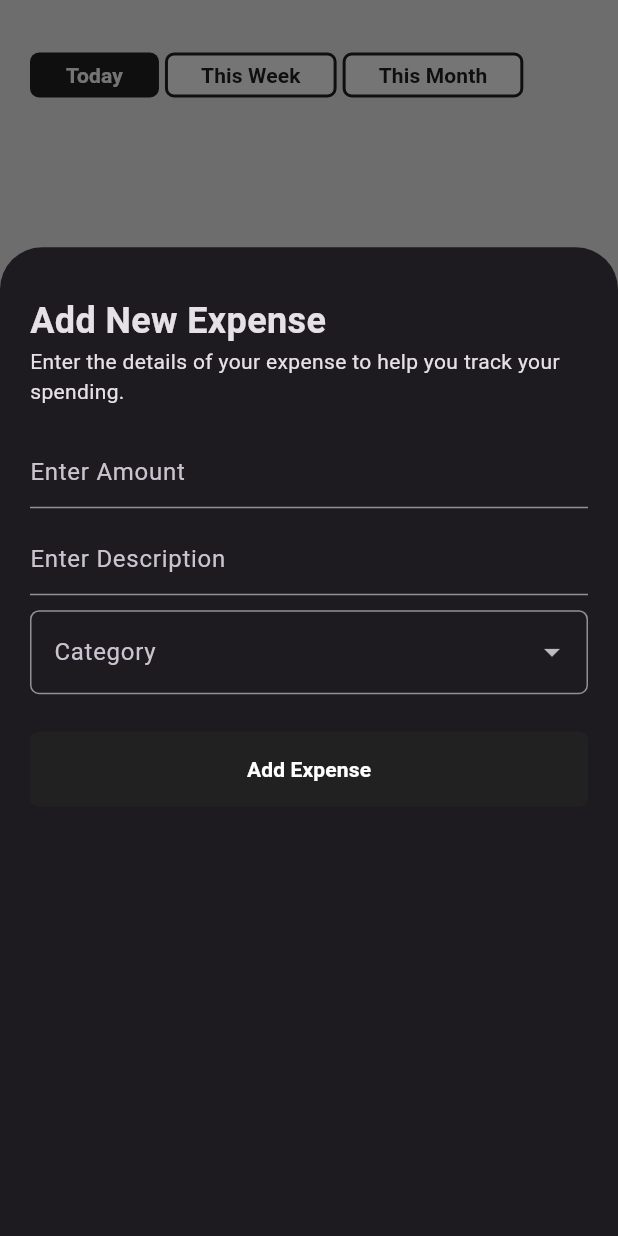
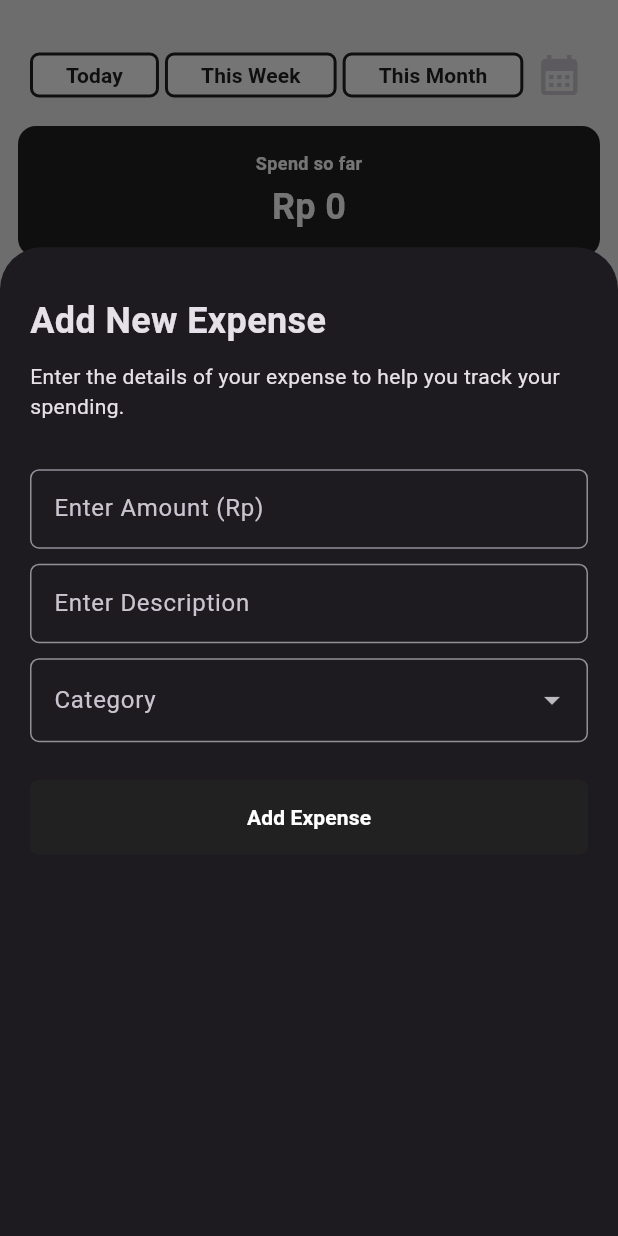
Before and after one commit to nanpatur/expense_tracker, a Flutter app: the ExpenseScreen screen opened directly, after a tap on the "add" icon, on a phone screen of 412 x 824 dp. Run offline on Flutter 3.47's test engine with Material 3 defaults, Android fonts, the phone set to English and light mode, and no system bars; our stand-ins replace dio, flutter_secure_storage, google_fonts, rxdart, sqflite; missing offline and left inert: date_time_format; accounts and stored records are empty.

Commit message:
refactor: Remove unused code and update expense form validation

```diff
--- a/lib/blocs/expense_bloc.dart
+++ b/lib/blocs/expense_bloc.dart
@@ -8,19 +8,20 @@ class ExpenseBloc {
   final PublishSubject<List<ExpenseModel>> _expenseFetcher = PublishSubject<List<ExpenseModel>>();
 
   Stream<List<ExpenseModel>> get allExpenses => _expenseFetcher.stream;
+  Stream<int> get totalSumExpenses => _expenseFetcher.stream.map((event) => event.fold(0, (prev, element) => prev + (element.amount ?? 0)));
 
   ExpenseBloc(){
     getAllExpenses();
   }
 
   getAllExpenses() async {
-    List<ExpenseModel> todo = await repository.getAllExpenses();
-    _expenseFetcher.sink.add(todo);
+    List<ExpenseModel> expense = await repository.getAllExpenses();
+    _expenseFetcher.sink.add(expense);
   }
 
-  addExpense(ExpenseModel todo) async {
+  addExpense(ExpenseModel expense) async {
     try {
-      await repository.insertExpense(todo);
+      await repository.insertExpense(expense);
       getAllExpenses();
 
     } catch (e) {
@@ -28,8 +29,8 @@ class ExpenseBloc {
     }
   }
 
-  updateExpense(ExpenseModel todo) async {
-    repository.updateExpense(todo);
+  updateExpense(ExpenseModel expense) async {
+    repository.updateExpense(expense);
     getAllExpenses();
   }
 
@@ -38,6 +39,7 @@ class ExpenseBloc {
     getAllExpenses();
   }
 
+
 }
 
 final expenseBloc = ExpenseBloc();
--- a/lib/database/database_controler.dart
+++ b/lib/database/database_controler.dart
@@ -10,16 +10,17 @@ class DatabaseController{
     return result;
   }
 
+// add optional filter by date range
   Future<List<ExpenseModel>> getAllExpenses({List<String>? columns}) async {
     final db = await dbClient.db;
     var result = await db.query("expenseTable",columns: columns);
-    List<ExpenseModel> todos = result.isNotEmpty ? result.map((item) => ExpenseModel.fromJSON(item)).toList() : [];
-    return todos;
+    List<ExpenseModel> expenses = result.isNotEmpty ? result.map((item) => ExpenseModel.fromJSON(item)).toList() : [];
+    return expenses;
   }
 
-  Future<int> updateExpense(ExpenseModel todo) async {
+  Future<int> updateExpense(ExpenseModel expense) async {
     final db = await dbClient.db;
-    var result = await db.update("expenseTable", todo.toJSON(),where: "id = ?", whereArgs: [todo.id]);
+    var result = await db.update("expenseTable", expense.toJSON(),where: "id = ?", whereArgs: [expense.id]);
     return result;
   }
 
--- a/lib/resources/repository.dart
+++ b/lib/resources/repository.dart
@@ -1,7 +1,5 @@
 import 'package:expense_tracker/database/database_controler.dart';
 import 'package:expense_tracker/models/expense_model.dart';
-import 'package:expense_tracker/models/login_model.dart';
-import 'package:expense_tracker/services/auth_service.dart';
 import 'package:flutter_secure_storage/flutter_secure_storage.dart';
 
 class Repository{
@@ -15,8 +13,4 @@ class Repository{
   Future updateExpense(ExpenseModel todo) => dbController.updateExpense(todo);
 
   Future deleteExpense(int index) => dbController.deleteExpense(index);
-
-  bool isLoggedIn() => storage.read(key: 'token') != null;
-
-  Future login(LoginModel data) => authService.login(data);
 }
--- a/lib/screens/expense_screen.dart
+++ b/lib/screens/expense_screen.dart
@@ -6,8 +6,15 @@ import 'package:flutter/material.dart';
 import 'package:date_time_format/date_time_format.dart';
 import 'package:intl/intl.dart';
 
-class ExpenseScreen extends StatelessWidget {
+class ExpenseScreen extends StatefulWidget {
   const ExpenseScreen({super.key});
+
+  @override
+  State<ExpenseScreen> createState() => _ExpenseScreenState();
+}
+
+class _ExpenseScreenState extends State<ExpenseScreen> {
+  String? _activeFilter = '';
 
   Icon _generateCategoryIcon(String category) {
     switch (category) {
@@ -31,12 +38,12 @@ class ExpenseScreen extends StatelessWidget {
   }
 
   String _formatDate(String date) {
-    // return time in format: 12:00 PM
     return DateTimeFormat.format(DateTime.parse(date), format: 'H:i A');
   }
 
   String _formatAmount(int amount) {
-    return NumberFormat.simpleCurrency(locale: 'id_ID', decimalDigits: 0)
+    return NumberFormat.simpleCurrency(
+            locale: 'id_ID', decimalDigits: 0, name: 'Rp ')
         .format(amount);
   }
 
@@ -55,24 +62,84 @@ class ExpenseScreen extends StatelessWidget {
                 Center(
                     child: ETButton(
                         text: 'Today',
-                        onPressed: () {},
-                        variant: ETButtonVariant.primary,
+                        onPressed: () {
+                          setState(() {
+                            _activeFilter = 'today';
+                          });
+                        },
+                        variant: _activeFilter == 'today'
+                            ? ETButtonVariant.primary
+                            : ETButtonVariant.secondary,
                         size: ETButtonSize.fit)),
                 const SizedBox(width: 4),
                 Center(
                     child: ETButton(
                         text: 'This Week',
-                        onPressed: () {},
-                        variant: ETButtonVariant.secondary,
+                        onPressed: () {
+                          setState(() {
+                            _activeFilter = 'week';
+                          });
+                        },
+                        variant: _activeFilter == 'week'
+                            ? ETButtonVariant.primary
+                            : ETButtonVariant.secondary,
                         size: ETButtonSize.fit)),
                 const SizedBox(width: 4),
                 Center(
                     child: ETButton(
                         text: 'This Month',
-                        onPressed: () {},
-                        variant: ETButtonVariant.secondary,
+                        onPressed: () {
+                          setState(() {
+                            _activeFilter = 'month';
+                          });
+                        },
+                        variant: _activeFilter == 'month'
+                            ? ETButtonVariant.primary
+                            : ETButtonVariant.secondary,
                         size: ETButtonSize.fit)),
+                IconButton(
+                    onPressed: () {},
+                    icon: const Icon(Icons.calendar_month, size: 32)),
               ]),
+            ),
+            Container(
+              margin: const EdgeInsets.symmetric(horizontal: 8),
+              width: double.infinity,
+              child: Card(
+                elevation: 0,
+                color: Colors.grey.shade900,
+                child: StreamBuilder<int>(
+                  stream: expenseBloc.totalSumExpenses,
+                  builder: (context, AsyncSnapshot<int> snapshot) {
+                    if (snapshot.hasData) {
+                      return Padding(
+                          padding: const EdgeInsets.only(top: 16, bottom: 16),
+                          child: Column(
+                            children: [
+                              const Text(
+                                'Spend so far',
+                                style: TextStyle(
+                                    fontWeight: FontWeight.bold,
+                                    fontSize: 12,
+                                    color: Colors.white),
+                              ),
+                              const SizedBox(height: 4),
+                              Text(
+                                _formatAmount(snapshot.data!),
+                                style: const TextStyle(
+                                    fontWeight: FontWeight.bold,
+                                    fontSize: 24,
+                                    color: Colors.white),
+                              )
+                            ],
+                          ));
+                    } else if (snapshot.hasError) {
+                      return Text(snapshot.error.toString());
+                    }
+                    return const CircularProgressIndicator();
+                  },
+                ),
+              ),
             ),
             Expanded(
               child: StreamBuilder<List<ExpenseModel>>(
@@ -98,15 +165,13 @@ class ExpenseScreen extends StatelessWidget {
                                 _formatDate(
                                     snapshot.data![index].date.toString()),
                                 style: const TextStyle(fontSize: 12),
-                                ),
-                              trailing: Text(_formatAmount(
-                                  snapshot.data![index].amount!
                               ),
-                              style: const TextStyle(
-                                  fontWeight: FontWeight.bold, fontSize: 16),
+                              trailing: Text(
+                                _formatAmount(snapshot.data![index].amount!),
+                                style: const TextStyle(
+                                    fontWeight: FontWeight.bold, fontSize: 16),
                               ),
-                            )
-                            );
+                            ));
                       },
                     );
                   } else if (snapshot.hasError) {
--- a/lib/widgets/add_expense.dart
+++ b/lib/widgets/add_expense.dart
@@ -1,6 +1,7 @@
 import 'package:expense_tracker/blocs/expense_bloc.dart';
 import 'package:expense_tracker/models/expense_model.dart';
 import 'package:expense_tracker/widgets/button.dart';
+import 'package:expense_tracker/widgets/text_form_field.dart';
 import 'package:flutter/material.dart';
 import 'package:flutter/services.dart';
 
@@ -36,36 +37,45 @@ class _AddExpenseState extends State<AddExpense> {
           const Text('Add New Expense',
                     style: TextStyle(fontSize: 24, fontWeight: FontWeight.bold),
                     textAlign: TextAlign.left),
+                const SizedBox(height: 10),
                 const Text(
                     'Enter the details of your expense to help you track your spending.',
                     style: TextStyle(fontSize: 14)),
-                const SizedBox(height: 20),
-          TextField(
-            decoration: const InputDecoration(
-              hintText: "Enter Amount",
-            ),
+                const SizedBox(height: 32),
+          ETTextFormField(
+            label: "Enter Amount (Rp)",
             inputFormatters: [
               FilteringTextInputFormatter.digitsOnly,
             ],
             keyboardType: TextInputType.number,
             onChanged: (value) {
               setState(() {
-                amount = int.parse(value);
+                amount = int.parse(value!);
               });
+            },
+            validator: (value) {
+              if (value!.isEmpty) {
+                return 'Please enter amount';
+              }
+              return null;
             },
           ),
           const SizedBox(
             height: 10.0,
           ),
-          TextField(
-            decoration: const InputDecoration(
-              hintText: "Enter Description",
-            ),
+          ETTextFormField(
+            label: "Enter Description",
             keyboardType: TextInputType.text,
             onChanged: (value) {
               setState(() {
                 description = value;
               });
+            },
+            validator: (value) {
+              if (value!.isEmpty) {
+                return 'Please enter description';
+              }
+              return null;
             },
           ),
           const SizedBox(
@@ -97,6 +107,8 @@ class _AddExpenseState extends State<AddExpense> {
                 borderRadius: BorderRadius.circular(6),
               ),
             ),
+            validator: (value) =>
+                value == null ? 'Please select a category' : null,
           ),
           const SizedBox(
             height: 25.0,
```
Also changed, not shown: lib/blocs/auth_bloc.dart (deleted, +0 -27 lines).
